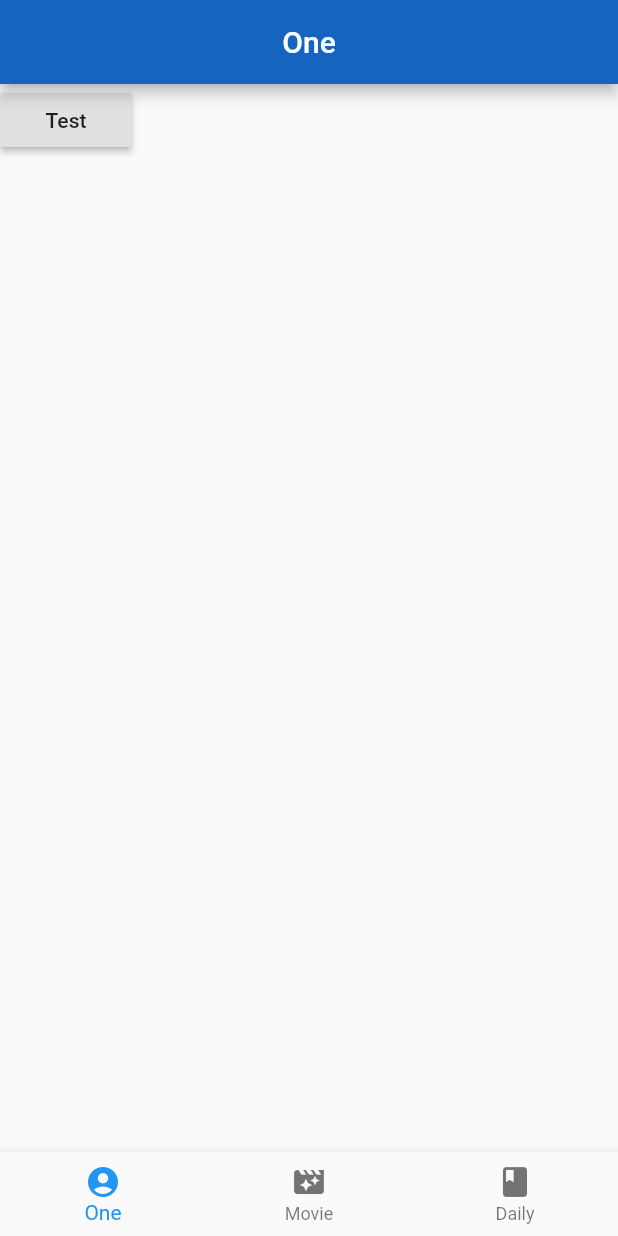
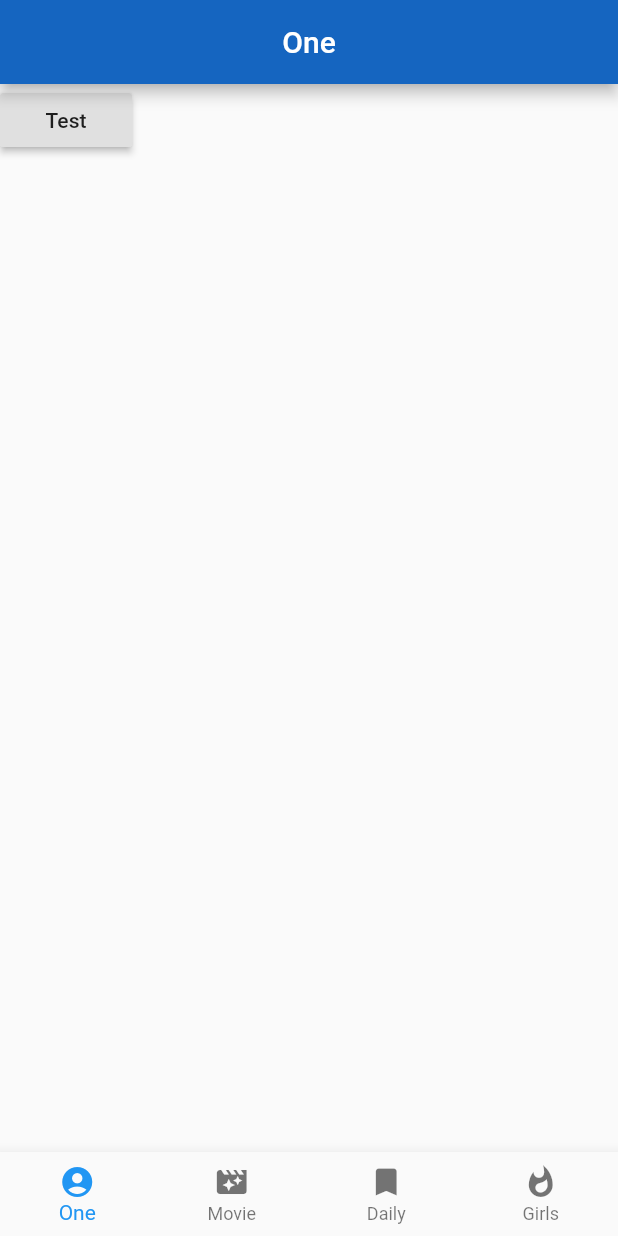
Before and after one commit to iBotasky/Fybird, a Flutter app: the screen it shows after launch, on a phone screen of 412 x 824 dp. Run offline on Flutter 3.47's test engine with Material 2 defaults, Android fonts, the phone set to English and light mode, and no system bars.

Commit message:
update for not change body

```diff
--- a/lib/ui/Home.dart
+++ b/lib/ui/Home.dart
@@ -9,30 +9,68 @@ class HomePage extends StatefulWidget {
 }
 
 class _HomePageState extends State<HomePage> with TickerProviderStateMixin {
+  List<AppPage> _items;
   int _currentIndex = 0;
-  List<BottomItem> _navigationViews;
-  List<Widget> _children;
 
   @override
   void initState() {
     super.initState();
-    _navigationViews = <BottomItem>[
-      BottomItem(icon: Icon(Icons.account_circle), title: 'One', vsync: this),
-      BottomItem(icon: Icon(Icons.movie_filter), title: 'Movie', vsync: this),
-      BottomItem(icon: Icon(Icons.book), title: 'Daily', vsync: this)
+    _items = [
+      new AppPage(
+          icon: new Icon(Icons.account_circle),
+          title: 'One',
+          color: Colors.black87,
+          body: OnePage(),
+          vsync: this),
+      new AppPage(
+        icon: new Icon(Icons.movie_filter),
+        title: 'Movie',
+        color: Colors.green,
+        body: MoviePage(),
+        vsync: this,
+      ),
+      new AppPage(
+        icon: new Icon(Icons.bookmark),
+        title: 'Daily',
+        color: Colors.blueAccent.shade400,
+        body: DailyPage(),
+        vsync: this,
+      ),
+      new AppPage(
+        icon: new Icon(Icons.whatshot),
+        title: 'Girls',
+        color: Colors.pinkAccent.shade400,
+        body: DailyPage(),
+        vsync: this,
+      ),
     ];
 
-    _children = [
-      OnePage(),
-      MoviePage(),
-      DailyPage()
-    ];
+    for (AppPage view in _items) view.controller.addListener(_rebuild);
+
+    _items[_currentIndex].controller.value = 1.0;
   }
 
+  void _rebuild() {
+    setState(() {});
+  }
 
   @override
   void dispose() {
+    for (AppPage page in _items) {
+      page.controller.dispose();
+    }
     super.dispose();
+  }
+
+  Widget _buildPageStack() {
+    final List<Widget> transitions = <Widget>[];
+
+    for (int i = 0; i < _items.length; i++) {
+      transitions.add(IgnorePointer(
+          ignoring: _currentIndex != i,
+          child: _items[i].buildTransition(context)));
+    }
+    return Stack(children: transitions);
   }
 
   @override
@@ -43,36 +81,59 @@ class _HomePageState extends State<HomePage> with TickerProviderStateMixin {
         home: Scaffold(
           appBar: AppBar(
             title: Center(
-              child: Text(_navigationViews[_currentIndex]._title),
+              child: Text(_items[_currentIndex]._title),
             ),
           ),
           body: Center(
-            child: _children[_currentIndex],
+            child: _buildPageStack(),
           ),
           bottomNavigationBar: BottomNavigationBar(
               type: BottomNavigationBarType.fixed,
-              items: _navigationViews
+              items: _items
                   .map<BottomNavigationBarItem>(
-                      (BottomItem navigationView) => navigationView.item)
+                      (AppPage appPage) => appPage.item)
                   .toList(),
               currentIndex: _currentIndex,
               onTap: (int index) {
                 setState(() {
+                  _items[_currentIndex].controller.reverse();
                   _currentIndex = index;
+                  _items[_currentIndex].controller.forward();
                 });
               }),
         ));
   }
 }
 
-class BottomItem {
-  BottomItem({String title, Icon icon, TickerProvider vsync})
-      : _title = title,
-        item = BottomNavigationBarItem(
+class AppPage {
+  AppPage(
+      {Widget icon, String title, Color color, this.body, TickerProvider vsync})
+      : this._icon = icon,
+        this._title = title,
+        this._color = color,
+        this.controller = new AnimationController(
+            vsync: vsync, duration: Duration(milliseconds: 300)),
+        this.item = new BottomNavigationBarItem(
           icon: icon,
-          title: Text(title),
-        );
+          title: new Text(title),
+          backgroundColor: color,
+        ) {
+    _animation =
+        new CurvedAnimation(parent: controller, curve: Curves.fastOutSlowIn);
+  }
 
+  final Widget _icon;
   final String _title;
+  final Color _color;
+  final AnimationController controller;
   final BottomNavigationBarItem item;
+  final Widget body;
+  CurvedAnimation _animation;
+
+  FadeTransition buildTransition(BuildContext context) {
+    return new FadeTransition(
+      opacity: _animation,
+      child: body,
+    );
+  }
 }
```
